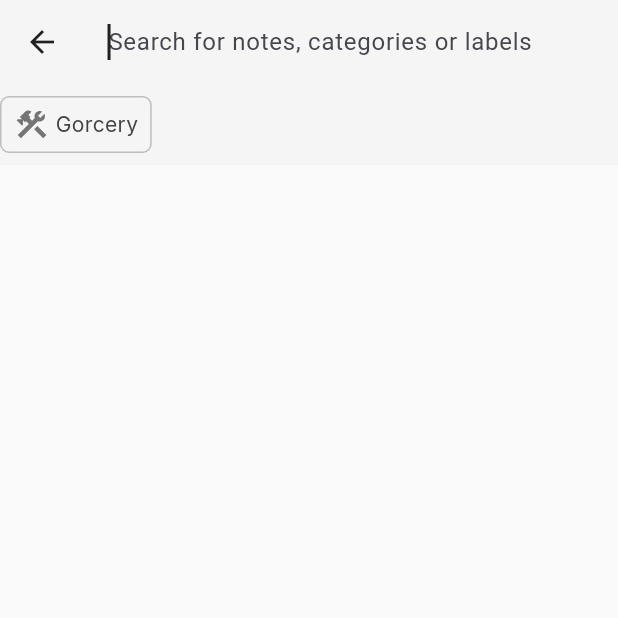
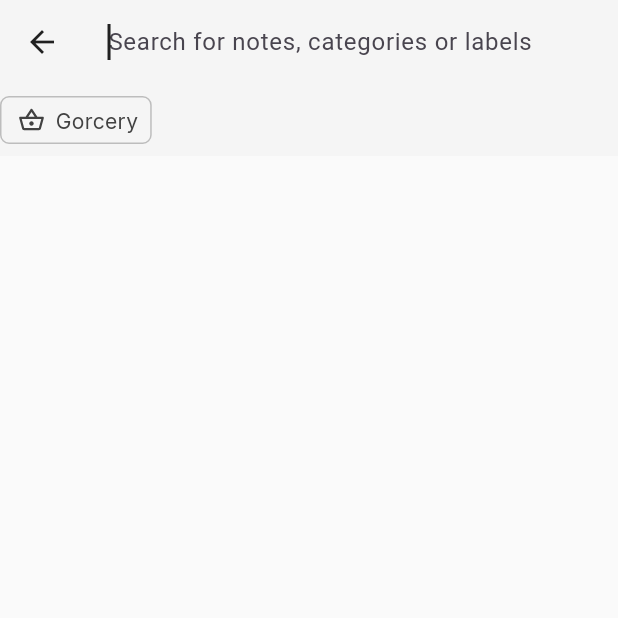
Before and after one commit to MaximDmytruk/kitty, a Flutter app: the SearchScreen screen opened by its route, on a phone screen of 412 x 824 dp, the top half of it. Run offline on Flutter 3.47's test engine with Material 3 defaults, Android fonts, the phone set to English and light mode, and no system bars; our stand-ins replace bloc, bot_toast, flutter_bloc, flutter_localization, flutter_svg, freezed_annotation and 2 more.

Commit message:
Create tagButton

```diff
--- a/lib/screens/search_screen/widgets/search_app_bar.dart
+++ b/lib/screens/search_screen/widgets/search_app_bar.dart
@@ -2,8 +2,9 @@ import 'package:flutter/material.dart';
 import 'package:flutter_svg/flutter_svg.dart';
 import 'package:kitty/localization/app_locale.dart';
 import 'package:kitty/styles/colors/colors_app.dart';
-import 'package:kitty/styles/font/fontstyle_app.dart';
+
 import 'package:kitty/styles/icons/category_icons.dart';
+import 'package:kitty/widgets/buttons/tag_button.dart';
 
 class SearchAppBar extends StatefulWidget {
   const SearchAppBar({
@@ -24,7 +25,6 @@ class _SearchAppBarState extends State<SearchAppBar> {
   @override
   void dispose() {
     textController.dispose();
-
     super.dispose();
   }
 
@@ -64,43 +64,9 @@ class _SearchAppBarState extends State<SearchAppBar> {
                   ),
                 ],
               ),
-              Padding(
-                padding: const EdgeInsets.symmetric(vertical: 8.0),
-                child: Row(
-                  mainAxisSize: MainAxisSize.max,
-                  children: [
-                    Container(
-                      padding: EdgeInsets.symmetric(
-                        vertical: 6.0,
-                        horizontal: 8.0,
-                      ),
-                      decoration: BoxDecoration(
-                        borderRadius: BorderRadius.circular(6.0),
-                        border: Border.all(
-                          color: ColorsApp.grey189,
-                        ),
-                      ),
-                      child: Row(
-                        spacing: 4.0,
-                        children: [
-                          SvgPicture.asset(
-                            CategoryIcons.maintenance,
-                            colorFilter: const ColorFilter.mode(
-                              ColorsApp.grey117,
-                              BlendMode.srcIn,
-                            ),
-                          ),
-                          Text(
-                            'Gorcery',
-                            style: interTextStyle(
-                              color: ColorsApp.grey66,
-                            ),
-                          ),
-                        ],
-                      ),
-                    ),
-                  ],
-                ),
+              TagButton(
+                iconWidget: SvgPicture.asset(CategoryIcons.groceries),
+                name: 'Gorcery',
               ),
             ],
           ),
--- a/lib/styles/icons/icons_app.dart
+++ b/lib/styles/icons/icons_app.dart
@@ -23,5 +23,6 @@ class IconsApp {
   static final addPlusCircle = 'assets/icons/add_plus_circle.svg';
   static final download = 'assets/icons/download.svg';
   static final dragIndicator = 'assets/icons/drag_indicator.svg';
-   static final addPlusDashedLine = 'assets/icons/add_plus_dashed_line.svg';
+  static final addPlusDashedLine = 'assets/icons/add_plus_dashed_line.svg';
+  static final selectedOk = 'assets/icons/selected_ok.svg';
 }
--- /dev/null
+++ b/lib/widgets/buttons/tag_button.dart
@@ -0,0 +1,87 @@
+import 'package:flutter/material.dart';
+import 'package:flutter_svg/svg.dart';
+import 'package:kitty/styles/colors/colors_app.dart';
+import 'package:kitty/styles/font/fontstyle_app.dart';
+import 'package:kitty/styles/icons/category_icons.dart';
+import 'package:kitty/styles/icons/icons_app.dart';
+
+class TagButton extends StatefulWidget {
+  final Widget iconWidget;
+  final String name;
+
+  const TagButton({
+    super.key,
+    required this.iconWidget,
+    required this.name,
+  });
+
+  @override
+  State<TagButton> createState() => _TagButtonState();
+}
+
+class _TagButtonState extends State<TagButton> {
+  bool selected = false;
+  String selectedIconAdress = IconsApp.selectedOk;
+
+  void selectAction() {
+    print('tap');
+    setState(() {
+      if (selected) {
+        selected = false;
+      } else {
+        selected = true;
+      }
+    });
+  }
+
+  @override
+  Widget build(BuildContext context) {
+    return Padding(
+      padding: const EdgeInsets.symmetric(
+        vertical: 8.0,
+      ),
+      child: InkWell(
+        onTap: selectAction,
+        child: Row(
+          mainAxisSize: MainAxisSize.max,
+          children: [
+            Container(
+              height: 32.0,
+              padding: EdgeInsets.symmetric(
+                vertical: 6.0,
+                horizontal: 8.0,
+              ),
+              decoration: BoxDecoration(
+                borderRadius: BorderRadius.circular(
+                  6.0,
+                ),
+                border: Border.all(
+                  color: selected ? ColorsApp.blue106 : ColorsApp.grey189,
+                ),
+                color:
+                    selected ? ColorsApp.lightBlue219 : ColorsApp.transparent,
+              ),
+              child: Row(
+                spacing: 4.0,
+                children: [
+                  selected
+                      ? SvgPicture.asset(
+                          selectedIconAdress,
+                          fit: BoxFit.none,
+                        )
+                      : widget.iconWidget,
+                  Text(
+                    widget.name,
+                    style: interTextStyle(
+                      color: ColorsApp.grey66,
+                    ),
+                  ),
+                ],
+              ),
+            ),
+          ],
+        ),
+      ),
+    );
+  }
+}
```
Also changed, not shown: assets/icons/selected_ok.svg (added).
